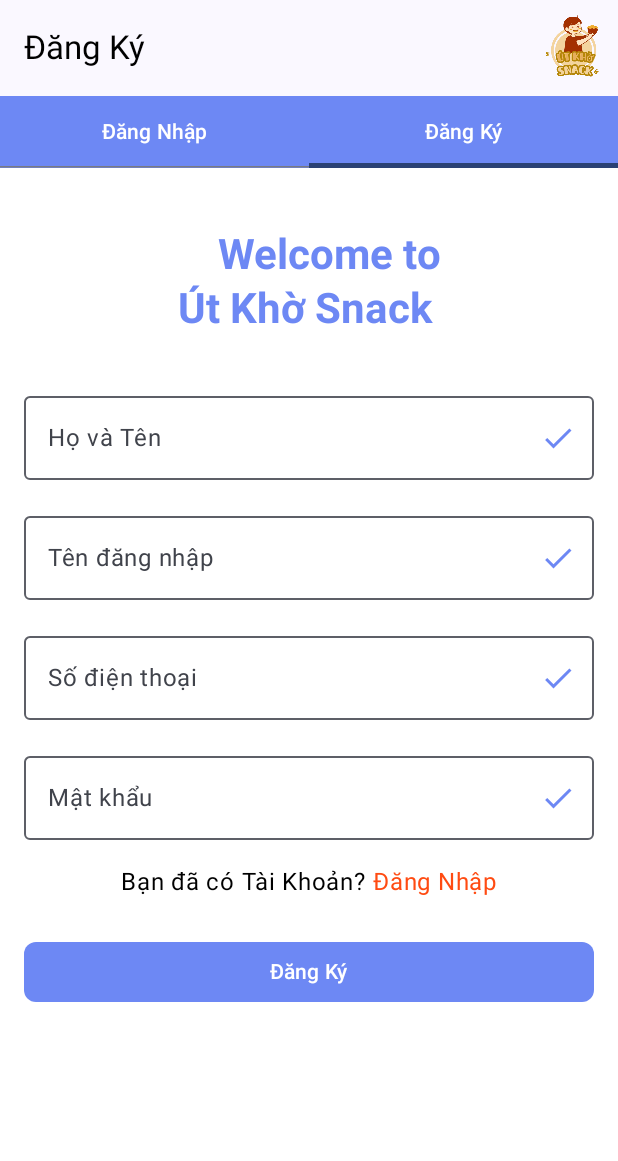
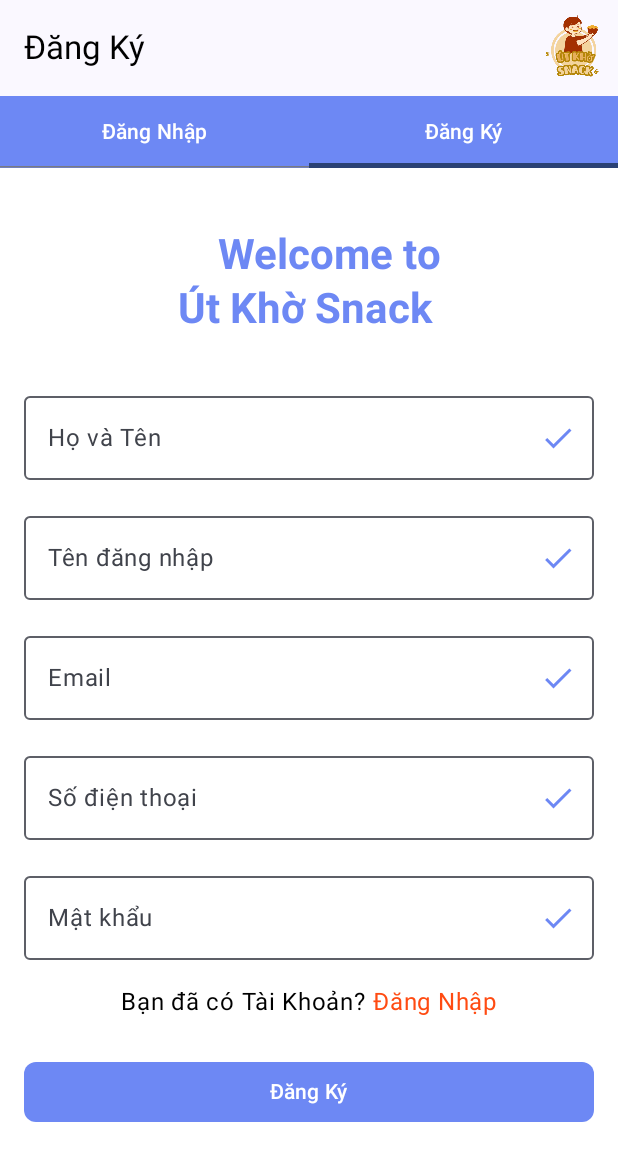
Before and after one commit to Thuha104/DoAnLTDD, an Android app built with Jetpack Compose: the RegisterScreen screen opened through its navigation route, on a phone screen of 412 x 824 dp. Shown: the top 1161 px of the screen. Run offline under Robolectric (Android 15) with nearby library versions, the phone set to English and light mode, and no system bars; our stand-ins replace Room's generated code.

```diff
--- a/app/src/main/java/com/example/doanltd/Api/ApiService.kt
+++ b/app/src/main/java/com/example/doanltd/Api/ApiService.kt
@@ -51,11 +51,10 @@ interface ApiService{
 
 }
 
-
 object RetrofitInstance{
     val api:ApiService by lazy {
         Retrofit.Builder()
-            .baseUrl("http://192.168.1.7/restful_api_php/api/")
+            .baseUrl("http://192.168.1.11/restful_api_php/api/")
             .addConverterFactory(GsonConverterFactory.create(GsonBuilder().setLenient().create()))
             .build()
             .create(ApiService::class.java)
--- a/app/src/main/java/com/example/doanltd/RoomDatabase/AppDatabase.kt
+++ b/app/src/main/java/com/example/doanltd/RoomDatabase/AppDatabase.kt
@@ -8,7 +8,6 @@ import androidx.room.Room
 import androidx.room.RoomDatabase
 import com.example.doanltd.RoomDatabase.CartRoom.CartItemEntity
 import com.example.doanltd.RoomDatabase.NgDungRoom.NgDungEntity
-
 
 
 @Database(entities = [CartItemEntity::class, NgDungEntity::class], version = 3, exportSchema = false)
--- a/app/src/main/java/com/example/doanltd/RoomDatabase/CartRoom/CartItemEntity.kt
+++ b/app/src/main/java/com/example/doanltd/RoomDatabase/CartRoom/CartItemEntity.kt
@@ -14,5 +14,4 @@ data class CartItemEntity(
     val quantity: Int,
     val SoLuongSP:Int,
     val imageUrl: String
-
 )
--- a/app/src/main/java/com/example/doanltd/RoomDatabase/NgDungRoom/NgDungEntity.kt
+++ b/app/src/main/java/com/example/doanltd/RoomDatabase/NgDungRoom/NgDungEntity.kt
@@ -5,7 +5,6 @@ import androidx.room.PrimaryKey
 
 @Entity(tableName = "ngDung_item")
 data class NgDungEntity(
-
     @PrimaryKey()val MaNgD: String = "ND00",
     val TenNgD:String,
     val Email:String,
--- a/app/src/main/java/com/example/doanltd/Screen/HomeScreen.kt
+++ b/app/src/main/java/com/example/doanltd/Screen/HomeScreen.kt
@@ -43,6 +43,7 @@ fun HomeScreen(navController: NavController, viewModel: SanPhamViewModel = viewM
     var searchQuery by remember { mutableStateOf("") }
     var isSearching by remember { mutableStateOf(false) }
     var resetHome by remember { mutableStateOf(false) }
+
     val sanPhams by remember { derivedStateOf { viewModel.posts } }
     val loaiSps by remember { derivedStateOf { viewModel.loaisanphams } }
 
--- a/app/src/main/java/com/example/doanltd/Screen/LoginScreen.kt
+++ b/app/src/main/java/com/example/doanltd/Screen/LoginScreen.kt
@@ -37,31 +37,12 @@ import kotlinx.coroutines.withContext
 fun LoginScreen(navController: NavController,viewModel: AuthViewModel= androidx.lifecycle.viewmodel.compose.viewModel()) {
     var TKNgD by remember { mutableStateOf("") }
     var MatKhauNgD by remember { mutableStateOf("") }
+
     val dangNhapThanhCong by viewModel.dangNhapThanhCong.collectAsState()
     val dulieunguoidung by viewModel.duLieuNguoiDung.collectAsState()
+
     val context = LocalContext.current
     val db = AppDatabase.getDatabase(context).ngDungDao()
-
-//    val isChecked = remember { mutableStateOf(false) }
-//
-//    LaunchedEffect(isChecked.value) {
-//        if (!isChecked.value) {
-//            // Di chuyển việc truy vấn vào coroutine
-//            CoroutineScope(Dispatchers.IO).launch {
-//                val userList = db.getAll()
-//                if (userList.isNotEmpty()) {
-//                    withContext(Dispatchers.Main) {
-//                        navController.navigate("home") // Chuyển về màn hình home
-//                    }
-//                } else {
-//                    withContext(Dispatchers.Main) {
-//                        navController.navigate("login") // Chuyển về màn hình đăng nhập
-//                    }
-//                }
-//            }
-//            isChecked.value = true // Đánh dấu đã kiểm tra xong, không chạy lại nữa
-//        }
-//    }
 
     Column(
         modifier = Modifier
@@ -156,13 +137,7 @@ fun LoginScreen(navController: NavController,viewModel: AuthViewModel= androidx.
                 }
             )
 
-            Text(
-                "Quên mật khẩu?",
-                color = Color(0xFFFF4B12),
-                modifier = Modifier
-                    .align(Alignment.End)
-                    .padding(vertical = 8.dp)
-            )
+
 
             Row(
                 modifier = Modifier.padding(vertical = 16.dp),
@@ -209,7 +184,7 @@ fun LoginScreen(navController: NavController,viewModel: AuthViewModel= androidx.
                         user.TrangThai,
                         user.ChucVu
                     )
-                    if(user.ChucVu.equals("NguoiDung"))
+                    if(user.ChucVu.equals("NguoiDung") && user.TrangThai == 1)
                     {
                         navController.navigate("home")
                     }
--- a/app/src/main/java/com/example/doanltd/Screen/RegisterScreen.kt
+++ b/app/src/main/java/com/example/doanltd/Screen/RegisterScreen.kt
@@ -36,6 +36,7 @@ fun RegisterScreen(navController: NavController,viewModel: AuthViewModel = viewM
     var TKNgD by remember { mutableStateOf("") }
     var MatKhauNgD by remember { mutableStateOf("") }
     var SDT by remember { mutableStateOf("") }
+    var Email by remember { mutableStateOf("") }
     val dangKyThanhCong by viewModel.dangKyThanhCong.collectAsState()
     val context = LocalContext.current
 
@@ -132,6 +133,22 @@ fun RegisterScreen(navController: NavController,viewModel: AuthViewModel = viewM
             )
 
             OutlinedTextField(
+                value = Email,
+                onValueChange = { Email = it },
+                label = { Text("Email") },
+                modifier = Modifier
+                    .fillMaxWidth()
+                    .padding(vertical = 8.dp),
+                trailingIcon = {
+                    Icon(
+                        imageVector = Icons.Filled.Check,
+                        contentDescription = null,
+                        tint = Color(0xFF6D88F4)
+                    )
+                }
+            )
+
+            OutlinedTextField(
                 value = SDT,
                 onValueChange = { SDT = it },
                 label = { Text("Số điện thoại") },
@@ -185,7 +202,8 @@ fun RegisterScreen(navController: NavController,viewModel: AuthViewModel = viewM
                             tenNgD = TenNgD,
                             sdt = SDT,
                             tkNgD = TKNgD,
-                            matKhauNgD = MatKhauNgD
+                            matKhauNgD = MatKhauNgD,
+                            Email=Email
                         )
                     }
                 },
--- a/app/src/main/java/com/example/doanltd/Screen/XemDonHang.kt
+++ b/app/src/main/java/com/example/doanltd/Screen/XemDonHang.kt
@@ -31,6 +31,7 @@ import java.text.NumberFormat
 import java.util.Locale
 import androidx.compose.ui.window.Dialog
 import coil.compose.AsyncImage
+import com.example.doanltd.Navigation.Screen
 
 @OptIn(ExperimentalMaterial3Api::class)
 @Composable
@@ -63,7 +64,7 @@ fun XemDonHangScreen(navController: NavController, viewModel: SanPhamViewModel =
             TopAppBar(
                 title = { Text("Danh sách đơn hàng", style = MaterialTheme.typography.titleLarge) },
                 navigationIcon = {
-                    IconButton(onClick = { navController.navigateUp() }) {
+                    IconButton(onClick = { navController.navigate(Screen.Profile.route) }) {
                         Icon(Icons.Default.ArrowBack, "Back")
                     }
                 }
--- a/app/src/main/java/com/example/doanltd/View/AuthViewModel.kt
+++ b/app/src/main/java/com/example/doanltd/View/AuthViewModel.kt
@@ -16,9 +16,10 @@ class AuthViewModel : ViewModel(){
 
     private val _dangKyThanhCong = MutableStateFlow<Boolean?>(null)
     val dangKyThanhCong: StateFlow<Boolean?> = _dangKyThanhCong
-    suspend fun dangKyNguoiDung(tenNgD: String, sdt: String, tkNgD: String, matKhauNgD: String) {
+
+    suspend fun dangKyNguoiDung(tenNgD: String, sdt: String, tkNgD: String, matKhauNgD: String,Email:String) {
         try {
-            val response = apiService.dangky(RegisterRequest(tenNgD, sdt, tkNgD, matKhauNgD))
+            val response = apiService.dangky(RegisterRequest(tenNgD, sdt, tkNgD, matKhauNgD,Email))
             Log.d("API", "Đăng ký thành công: ${response}")
             // Cập nhật trạng thái đăng ký
             _dangKyThanhCong.value = response.status
--- a/app/src/main/java/com/example/doanltd/data/NgDungRequest.kt
+++ b/app/src/main/java/com/example/doanltd/data/NgDungRequest.kt
@@ -6,7 +6,8 @@ data class RegisterRequest(
     @SerializedName("TenNgD") val TenNgD: String,
     @SerializedName("SDT") val sdt: String,
     @SerializedName("TKNgD") val tkNgD: String,
-    @SerializedName("MatKhauNgD") val matKhauNgD: String
+    @SerializedName("MatKhauNgD") val matKhauNgD: String,
+    @SerializedName("Email") val Email: String
 )
 
 // Dùng cho đăng nhập (chỉ cần tài khoản + mật khẩu)
```
Also changed, not shown: app/src/main/java/com/example/doanltd/RoomDatabase/CartDao.kt (+0 -18 lines), app/src/main/java/com/example/doanltd/Screen/CartScreen.kt (+12 -0 lines), app/src/main/java/com/example/doanltd/Screen/ProductDetailScreen.kt (+0 -19 lines), app/src/main/java/com/example/doanltd/Screen/ProfileScreen.kt (+8 -6 lines), app/src/main/java/com/example/doanltd/Screen/SettingScreen.kt (+44 -7 lines).
